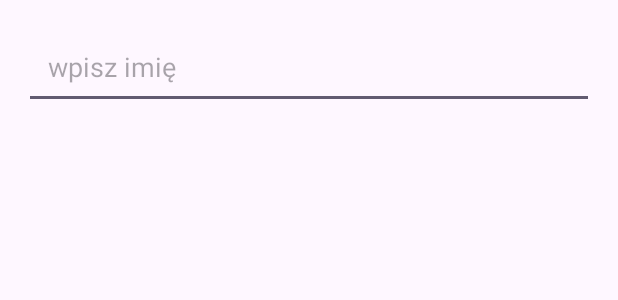
After one commit to mwalica/temp_4tp2_rv_2026, an Android app: the layout edit_text_layout.xml on its own in the app's theme, with its tools: preview values and no code run, on a phone screen of 412 x 824 dp. The commit adds this screen. Shown: the top 300 px of the screen. Run offline under Robolectric (Android 15) with nearby library versions, the phone set to English and light mode, and no system bars.

Commit message:
2026-11-20_16:03

```diff
--- /dev/null
+++ b/app/src/main/res/layout/edit_text_layout.xml
@@ -0,0 +1,14 @@
+<?xml version="1.0" encoding="utf-8"?>
+<LinearLayout xmlns:android="http://schemas.android.com/apk/res/android"
+    android:layout_width="match_parent"
+    android:layout_height="wrap_content"
+    android:padding="16dp"
+    android:orientation="vertical">
+
+    <EditText
+        android:id="@+id/etName"
+        android:layout_width="match_parent"
+        android:layout_height="wrap_content"
+        android:hint="wpisz imię"
+        android:padding="16dp" />
+</LinearLayout>
```
Also changed, not shown: app/src/main/java/ch/walica/a53_temp161126_4tp2_rv/MainActivity.java (+37 -0 lines), app/src/main/java/ch/walica/a53_temp161126_4tp2_rv/PersonAdapter.java (+51 -2 lines).
